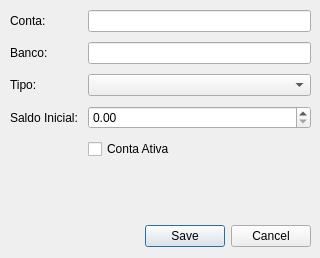
The window that contas/ContaWidget.ui (danielghirghi/fortuna) describes before a commit, drawn with Qt 5.
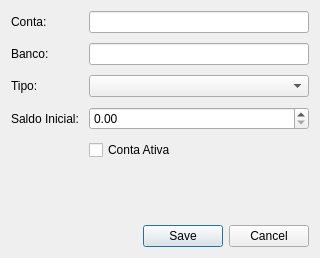
The same window after the commit.

```diff
--- a/contas/ContaWidget.ui
+++ b/contas/ContaWidget.ui
@@ -25,15 +25,8 @@
   <property name="modal">
    <bool>false</bool>
   </property>
-  <widget class="QWidget" name="verticalLayoutWidget">
-   <property name="geometry">
-    <rect>
-     <x>10</x>
-     <y>10</y>
-     <width>301</width>
-     <height>200</height>
-    </rect>
-   </property>
+  <layout class="QVBoxLayout" name="verticalLayout">
+   <item>
    <layout class="QVBoxLayout" name="layPrincipal" stretch="0">
     <property name="spacing">
      <number>0</number>
@@ -116,16 +109,9 @@
      </layout>
     </item>
    </layout>
-  </widget>
+   </item>
+   <item>
   <widget class="QDialogButtonBox" name="bbConta">
-   <property name="geometry">
-    <rect>
-     <x>10</x>
-     <y>220</y>
-     <width>301</width>
-     <height>32</height>
-    </rect>
-   </property>
    <property name="orientation">
     <enum>Qt::Orientation::Horizontal</enum>
    </property>
@@ -133,6 +119,8 @@
     <set>QDialogButtonBox::StandardButton::Cancel|QDialogButtonBox::StandardButton::Save</set>
    </property>
   </widget>
+   </item>
+  </layout>
  </widget>
  <resources/>
  <connections/>
```
Lines whose indentation alone changed are shown as unchanged.
